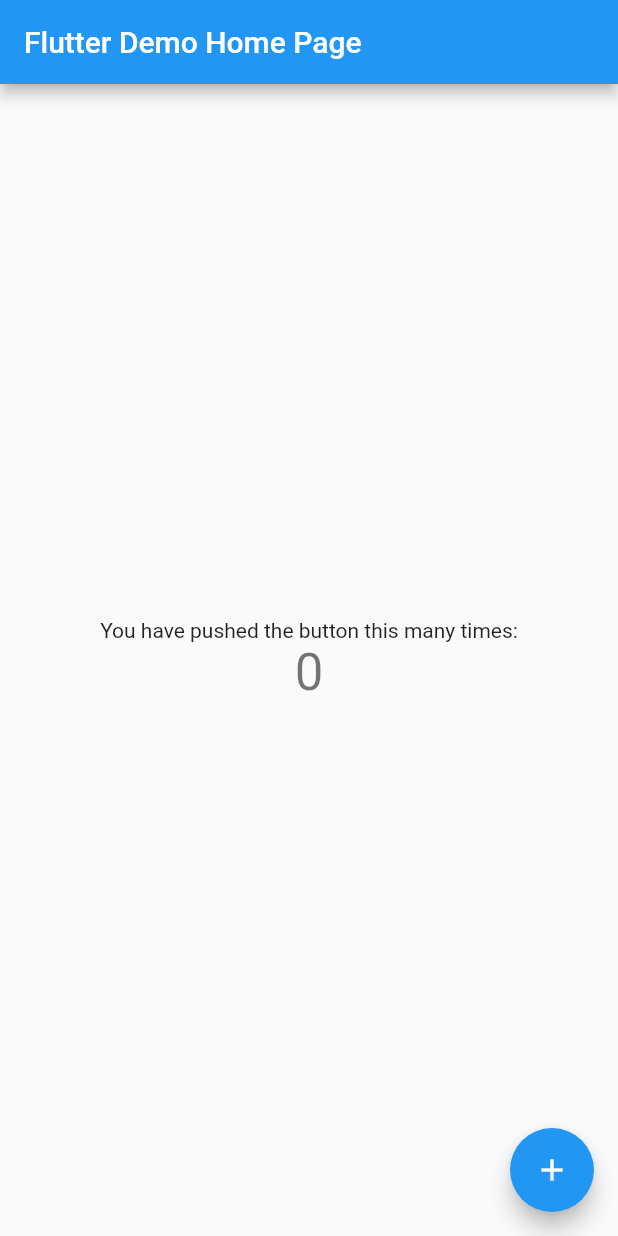
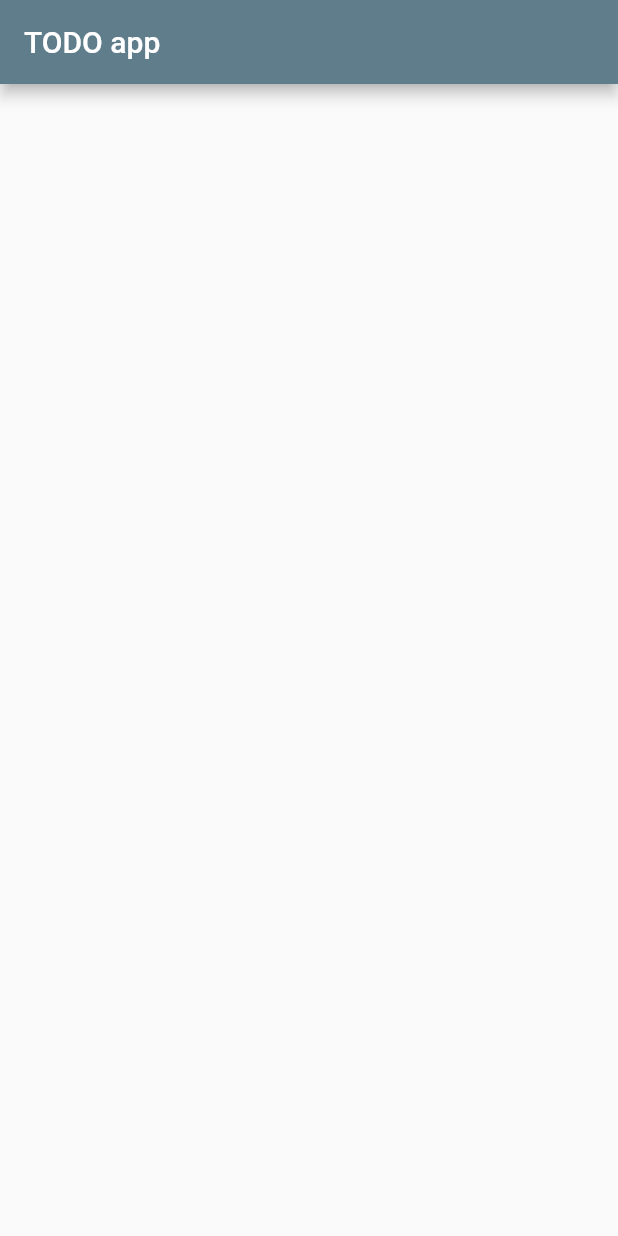
Before and after one commit to EndoNrak/todo_app, a Flutter app: the screen it shows after launch, on a phone screen of 412 x 824 dp. Run offline on Flutter 3.47's test engine with Material 2 defaults, Android fonts, the phone set to English and light mode, and no system bars.

Commit message:
arrange file in app/lib

```diff
--- /dev/null
+++ b/app/lib/components/app.dart
@@ -0,0 +1,23 @@
+import 'package:flutter/material.dart';
+
+import './pages/home.dart';
+
+class App extends StatelessWidget {
+  const App({Key? key}) : super(key: key);
+
+  // This widget is the root of your application.
+  @override
+  Widget build(BuildContext context) {
+    return MaterialApp(
+        title: 'TODO app',
+        theme: ThemeData(
+          primarySwatch: Colors.blueGrey,
+        ),
+        home: Scaffold(
+          appBar: AppBar(
+            title: const Text("TODO app"),
+          ),
+          body: MyHomePage(),
+        ));
+  }
+}
--- /dev/null
+++ b/app/lib/components/pages/home.dart
@@ -0,0 +1,10 @@
+import 'package:flutter/material.dart';
+
+class MyHomePage extends StatelessWidget {
+  const MyHomePage({Key? key}) : super(key: key);
+
+  @override
+  Widget build(BuildContext context) {
+    return const Center();
+  }
+}
--- a/app/lib/main.dart
+++ b/app/lib/main.dart
@@ -1,115 +1,7 @@
 import 'package:flutter/material.dart';
 
+import './components/app.dart';
+
 void main() {
-  runApp(const MyApp());
+  runApp(const App());
 }
-
-class MyApp extends StatelessWidget {
-  const MyApp({Key? key}) : super(key: key);
-
-  // This widget is the root of your application.
-  @override
-  Widget build(BuildContext context) {
-    return MaterialApp(
-      title: 'Flutter Demo',
-      theme: ThemeData(
-        // This is the theme of your application.
-        //
-        // Try running your application with "flutter run". You'll see the
-        // application has a blue toolbar. Then, without quitting the app, try
-        // changing the primarySwatch below to Colors.green and then invoke
-        // "hot reload" (press "r" in the console where you ran "flutter run",
-        // or simply save your changes to "hot reload" in a Flutter IDE).
-        // Notice that the counter didn't reset back to zero; the application
-        // is not restarted.
-        primarySwatch: Colors.blue,
-      ),
-      home: const MyHomePage(title: 'Flutter Demo Home Page'),
-    );
-  }
-}
-
-class MyHomePage extends StatefulWidget {
-  const MyHomePage({Key? key, required this.title}) : super(key: key);
-
-  // This widget is the home page of your application. It is stateful, meaning
-  // that it has a State object (defined below) that contains fields that affect
-  // how it looks.
-
-  // This class is the configuration for the state. It holds the values (in this
-  // case the title) provided by the parent (in this case the App widget) and
-  // used by the build method of the State. Fields in a Widget subclass are
-  // always marked "final".
-
-  final String title;
-
-  @override
-  State<MyHomePage> createState() => _MyHomePageState();
-}
-
-class _MyHomePageState extends State<MyHomePage> {
-  int _counter = 0;
-
-  void _incrementCounter() {
-    setState(() {
-      // This call to setState tells the Flutter framework that something has
-      // changed in this State, which causes it to rerun the build method below
-      // so that the display can reflect the updated values. If we changed
-      // _counter without calling setState(), then the build method would not be
-      // called again, and so nothing would appear to happen.
-      _counter++;
-    });
-  }
-
-  @override
-  Widget build(BuildContext context) {
-    // This method is rerun every time setState is called, for instance as done
-    // by the _incrementCounter method above.
-    //
-    // The Flutter framework has been optimized to make rerunning build methods
-    // fast, so that you can just rebuild anything that needs updating rather
-    // than having to individually change instances of widgets.
-    return Scaffold(
-      appBar: AppBar(
-        // Here we take the value from the MyHomePage object that was created by
-        // the App.build method, and use it to set our appbar title.
-        title: Text(widget.title),
-      ),
-      body: Center(
-        // Center is a layout widget. It takes a single child and positions it
-        // in the middle of the parent.
-        child: Column(
-          // Column is also a layout widget. It takes a list of children and
-          // arranges them vertically. By default, it sizes itself to fit its
-          // children horizontally, and tries to be as tall as its parent.
-          //
-          // Invoke "debug painting" (press "p" in the console, choose the
-          // "Toggle Debug Paint" action from the Flutter Inspector in Android
-          // Studio, or the "Toggle Debug Paint" command in Visual Studio Code)
-          // to see the wireframe for each widget.
-          //
-          // Column has various properties to control how it sizes itself and
-          // how it positions its children. Here we use mainAxisAlignment to
-          // center the children vertically; the main axis here is the vertical
-          // axis because Columns are vertical (the cross axis would be
-          // horizontal).
-          mainAxisAlignment: MainAxisAlignment.center,
-          children: <Widget>[
-            const Text(
-              'You have pushed the button this many times:',
-            ),
-            Text(
-              '$_counter',
-              style: Theme.of(context).textTheme.headline4,
-            ),
-          ],
-        ),
-      ),
-      floatingActionButton: FloatingActionButton(
-        onPressed: _incrementCounter,
-        tooltip: 'Increment',
-        child: const Icon(Icons.add),
-      ), // This trailing comma makes auto-formatting nicer for build methods.
-    );
-  }
-}
```
Also changed, not shown: 1 other file.
